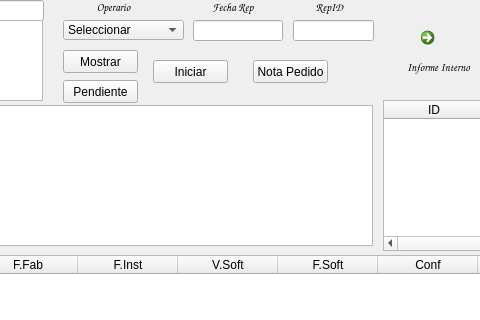
First picture: the form in trabajo.ui, repository Matias2178/Sistema_Postventa, before the edit; both pictures show x 227 to 707 and y 0 to 320 of the 1300 by 597 pixel window.
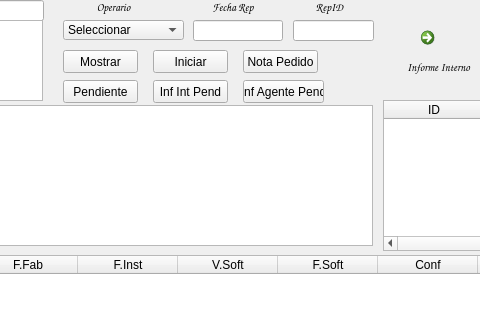
Second picture: the form after the edit. Icons and pictures are not drawn.

The edit to the form file:
```diff
--- a/trabajo.ui
+++ b/trabajo.ui
@@ -360,7 +360,7 @@
    <property name="geometry">
     <rect>
      <x>380</x>
-     <y>60</y>
+     <y>50</y>
      <width>75</width>
      <height>23</height>
     </rect>
@@ -759,8 +759,8 @@
   <widget class="QPushButton" name="NotaPedido">
    <property name="geometry">
     <rect>
-     <x>480</x>
-     <y>60</y>
+     <x>470</x>
+     <y>50</y>
      <width>75</width>
      <height>23</height>
     </rect>
@@ -782,6 +782,32 @@
     <string>Pendiente</string>
    </property>
   </widget>
+  <widget class="QPushButton" name="InfInternoPendiente">
+   <property name="geometry">
+    <rect>
+     <x>380</x>
+     <y>80</y>
+     <width>75</width>
+     <height>23</height>
+    </rect>
+   </property>
+   <property name="text">
+    <string>Inf Int Pend</string>
+   </property>
+  </widget>
+  <widget class="QPushButton" name="InfAgentePend">
+   <property name="geometry">
+    <rect>
+     <x>470</x>
+     <y>80</y>
+     <width>81</width>
+     <height>23</height>
+    </rect>
+   </property>
+   <property name="text">
+    <string>Inf Agente Pend</string>
+   </property>
+  </widget>
   <zorder>TrabajoPerifericos</zorder>
   <zorder>buttonBox</zorder>
   <zorder>TrabajoCaudalimetro</zorder>
```
Left out of the diff: 2 changed lines with no effect on the pictures.
